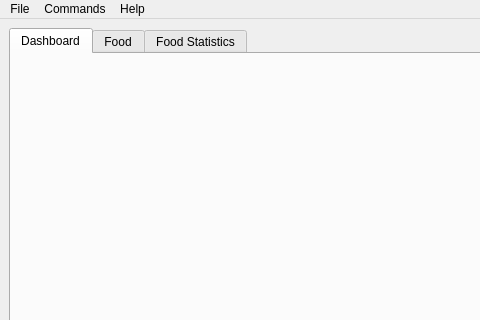
Before: the Qt Designer form src/harrix_swiss_knife/apps/food/window.ui in Harrix/harrix-swiss-knife, drawn with Qt 5; both pictures show x 0 to 480 and y 0 to 320 of the 1354 by 771 pixel window.
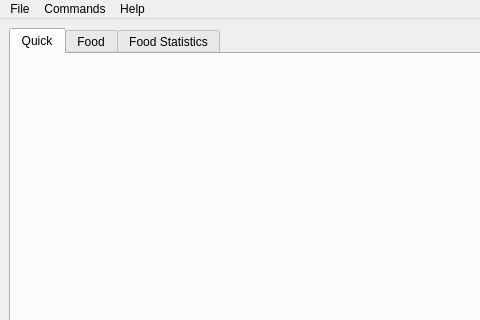
After: the same form once the commit is applied.

Commit message: ➕ Add Quick-tab startup checkbox for Finance, Food, and Fitness

Diff of the .ui file:
```diff
--- a/src/harrix_swiss_knife/apps/food/window.ui
+++ b/src/harrix_swiss_knife/apps/food/window.ui
@@ -22,7 +22,7 @@
       </property>
       <widget class="QWidget" name="tab_food_dashboard">
        <attribute name="title">
-        <string>Dashboard</string>
+        <string>Quick</string>
        </attribute>
        <layout class="QVBoxLayout" name="verticalLayout_food_dashboard"/>
       </widget>
```
The commit also changes 24 other files.
